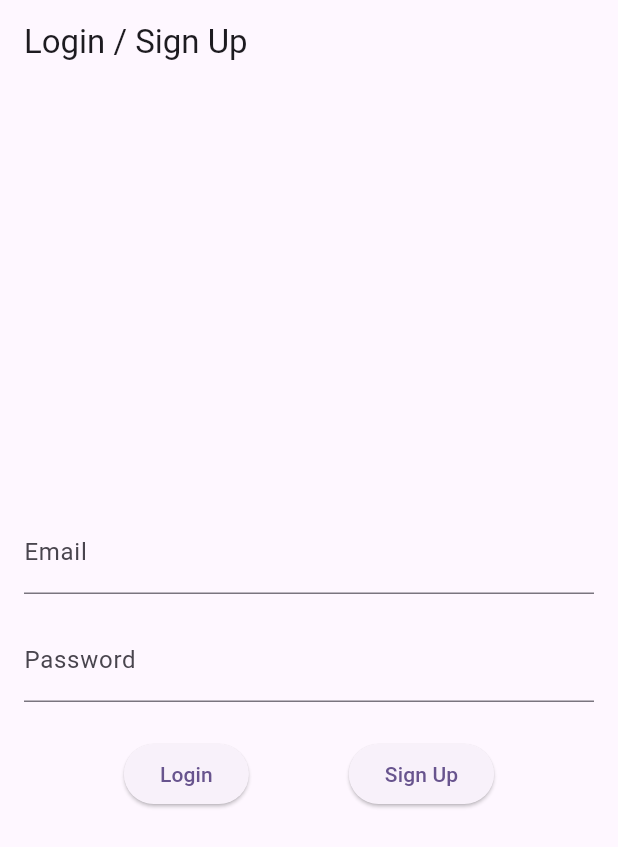
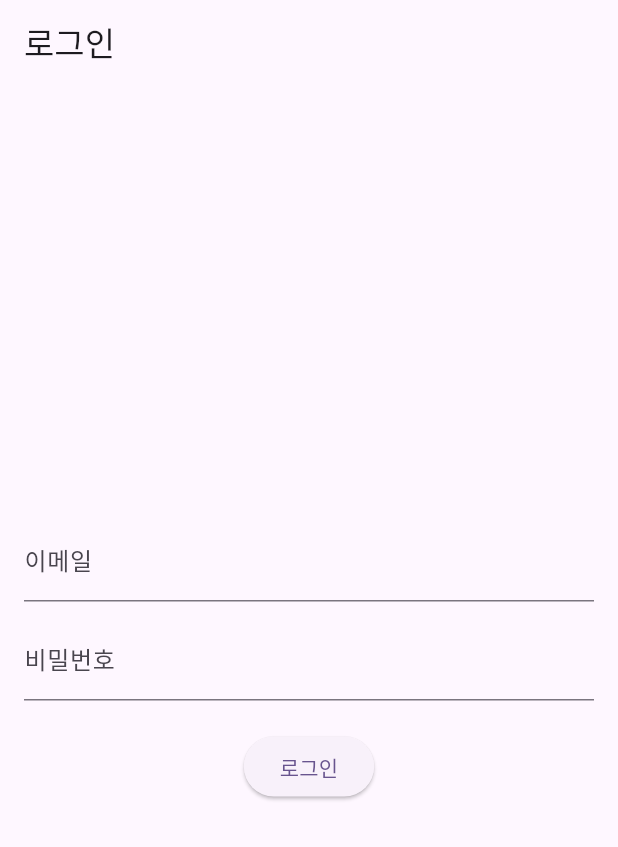
Before and after one commit to dongeranguk/wise_app, a Flutter app: the screen it shows after launch, on a phone screen of 412 x 824 dp. Shown: the top 847 px of the screen. Run offline on Flutter 3.47's test engine with Material 3 defaults, Android fonts, the phone set to English and light mode, and no system bars; our stand-ins replace flutter_dotenv, flutter_riverpod, go_router, riverpod_annotation, supabase_flutter; accounts and stored records are empty; generated files the repository leaves out were written again.

Commit message:
feat(auth): 로그인 화면 및 프로젝트 규칙 문서 추가

```diff
--- a/lib/core/providers/supabase_provider.dart
+++ /dev/null
@@ -1,6 +0,0 @@
-import 'package:flutter_riverpod/flutter_riverpod.dart';
-import 'package:supabase_flutter/supabase_flutter.dart';
-
-final supabaseProvider = Provider<SupabaseClient>((ref) {
-  return Supabase.instance.client;
-});
--- a/lib/features/auth/application/auth_service.dart
+++ /dev/null
@@ -1,48 +0,0 @@
-import 'dart:async';
-
-import 'package:flutter_riverpod/flutter_riverpod.dart';
-import 'package:supabase_flutter/supabase_flutter.dart' hide AuthState;
-import 'package:wise_app/features/auth/data/auth_repository.dart';
-import 'package:wise_app/features/auth/domain/auth_state.dart';
-
-final authServiceProvider = AsyncNotifierProvider<AuthService, AuthState>(
-  AuthService.new,
-);
-
-class AuthService extends AsyncNotifier<AuthState> {
-  late final AuthRepository _authRepository;
-
-  @override
-  FutureOr<AuthState> build() {
-    _authRepository = ref.watch(authRepositoryProvider);
-
-    // Supabase 인증 상태 스트림을 구독합니다.
-    final authSubscription = _authRepository.authStateChanges().listen((user) {
-      state = AsyncData(
-        user != null
-            ? AuthState.authenticated(user)
-            : AuthState.unauthenticated(),
-      );
-    });
-
-    // Notifier가 폐기될 때 스트림 구독을 취소합니다.
-    ref.onDispose(() => authSubscription.cancel());
-
-    final currentUser = _authRepository.currentUser;
-    return currentUser != null
-        ? AuthState.authenticated(currentUser)
-        : AuthState.unauthenticated();
-  }
-
-  Future<void> signUp(String email, String password) async {
-    await _authRepository.signUp(email, password);
-  }
-
-  Future<void> signIn(String email, String password) async {
-    await _authRepository.signIn(email, password);
-  }
-
-  Future<void> signOut() async {
-    await _authRepository.signOut();
-  }
-}
--- a/lib/features/auth/data/auth_repository.dart
+++ /dev/null
@@ -1,34 +0,0 @@
-import 'package:flutter_riverpod/flutter_riverpod.dart';
-import 'package:supabase_flutter/supabase_flutter.dart';
-import 'package:wise_app/core/providers/supabase_provider.dart';
-
-final authRepositoryProvider = Provider<AuthRepository>((ref) {
-  final supabaseClient = ref.watch(supabaseProvider);
-  return AuthRepository(supabaseClient);
-});
-
-class AuthRepository {
-  final SupabaseClient _client;
-
-  AuthRepository(this._client);
-
-  User? get currentUser => _client.auth.currentUser;
-
-  Stream<User?> authStateChanges() {
-    return _client.auth.onAuthStateChange.map(
-      (authState) => authState.session?.user,
-    );
-  }
-
-  Future<void> signUp(String email, String password) async {
-    await _client.auth.signUp(email: email, password: password);
-  }
-
-  Future<void> signIn(String email, String password) async {
-    await _client.auth.signInWithPassword(email: email, password: password);
-  }
-
-  Future<void> signOut() async {
-    await _client.auth.signOut();
-  }
-}
--- /dev/null
+++ b/lib/features/auth/login_screen.dart
@@ -0,0 +1,62 @@
+import 'package:flutter/material.dart';
+import 'package:flutter_riverpod/flutter_riverpod.dart';
+import 'package:wise_app/features/auth/auth_controller.dart';
+
+class LoginScreen extends ConsumerWidget {
+  final _emailController = TextEditingController();
+  final _passwordController = TextEditingController();
+
+  LoginScreen({super.key});
+
+  @override
+  Widget build(BuildContext context, WidgetRef ref) {
+    final state = ref.watch(authControllerProvider);
+
+    ref.listen<AsyncValue<void>>(authControllerProvider, (previous, next) {
+      if (next.hasError) {
+        ScaffoldMessenger.of(
+          context,
+        ).showSnackBar(SnackBar(content: Text('오류 발생: ${next.error}')));
+      }
+    });
+
+    return Scaffold(
+      appBar: AppBar(title: const Text('로그인')),
+      body: Padding(
+        padding: const EdgeInsets.all(16.0),
+        child: Column(
+          mainAxisAlignment: MainAxisAlignment.center,
+          children: [
+            TextField(
+              controller: _emailController,
+              decoration: const InputDecoration(labelText: '이메일'),
+            ),
+            const SizedBox(height: 10),
+            TextField(
+              controller: _passwordController,
+              decoration: const InputDecoration(labelText: '비밀번호'),
+              obscureText: true,
+            ),
+            const SizedBox(height: 20),
+
+            // 3. 버튼 (로딩 중이면 뺑뺑이, 아니면 로그인 버튼)
+            state.isLoading
+                ? const CircularProgressIndicator()
+                : ElevatedButton(
+                    onPressed: () {
+                      // 컨트롤러에게 로그인 요청
+                      ref
+                          .read(authControllerProvider.notifier)
+                          .login(
+                            email: _emailController.text,
+                            password: _passwordController.text,
+                          );
+                    },
+                    child: const Text('로그인'),
+                  ),
+          ],
+        ),
+      ),
+    );
+  }
+}
--- a/lib/features/auth/presentation/login_page.dart
+++ /dev/null
@@ -1,87 +0,0 @@
-import 'package:flutter/material.dart';
-import 'package:flutter_riverpod/flutter_riverpod.dart';
-import 'package:wise_app/features/auth/application/auth_service.dart';
-
-class LoginPage extends ConsumerStatefulWidget {
-  const LoginPage({super.key});
-
-  @override
-  ConsumerState<LoginPage> createState() => _LoginPageState();
-}
-
-class _LoginPageState extends ConsumerState<LoginPage> {
-  final _emailController = TextEditingController();
-  final _passwordController = TextEditingController();
-  final _formKey = GlobalKey<FormState>();
-
-  @override
-  void dispose() {
-    _emailController.dispose();
-    _passwordController.dispose();
-    super.dispose();
-  }
-
-  @override
-  Widget build(BuildContext context) {
-    return Scaffold(
-      appBar: AppBar(title: const Text('Login / Sign Up')),
-      body: Padding(
-        padding: const EdgeInsets.all(16.0),
-        child: Form(
-          key: _formKey,
-          child: Column(
-            mainAxisAlignment: MainAxisAlignment.center,
-            children: [
-              TextFormField(
-                controller: _emailController,
-                decoration: const InputDecoration(labelText: 'Email'),
-                validator: (value) =>
-                    (value?.isEmpty ?? true) ? 'Please enter an email' : null,
-              ),
-              const SizedBox(height: 16),
-              TextFormField(
-                controller: _passwordController,
-                decoration: const InputDecoration(labelText: 'Password'),
-                obscureText: true,
-                validator: (value) =>
-                    (value?.isEmpty ?? true) ? 'Please enter a password' : null,
-              ),
-              const SizedBox(height: 24),
-              Row(
-                mainAxisAlignment: MainAxisAlignment.spaceEvenly,
-                children: [
-                  ElevatedButton(
-                    onPressed: () async {
-                      if (_formKey.currentState!.validate()) {
-                        await ref
-                            .read(authServiceProvider.notifier)
-                            .signIn(
-                              _emailController.text,
-                              _passwordController.text,
-                            );
-                      }
-                    },
-                    child: const Text('Login'),
-                  ),
-                  ElevatedButton(
-                    onPressed: () async {
-                      if (_formKey.currentState!.validate()) {
-                        await ref
-                            .read(authServiceProvider.notifier)
-                            .signUp(
-                              _emailController.text,
-                              _passwordController.text,
-                            );
-                      }
-                    },
-                    child: const Text('Sign Up'),
-                  ),
-                ],
-              ),
-            ],
-          ),
-        ),
-      ),
-    );
-  }
-}
--- a/lib/main.dart
+++ b/lib/main.dart
@@ -2,7 +2,7 @@ import 'package:flutter/material.dart';
 import 'package:flutter_dotenv/flutter_dotenv.dart';
 import 'package:flutter_riverpod/flutter_riverpod.dart';
 import 'package:supabase_flutter/supabase_flutter.dart';
-import 'package:wise_app/routing/app_router.dart';
+import 'package:wise_app/router.dart';
 
 void main() async {
   WidgetsFlutterBinding.ensureInitialized();
--- /dev/null
+++ b/lib/router.dart
@@ -0,0 +1,42 @@
+import 'package:flutter/material.dart';
+import 'package:go_router/go_router.dart';
+import 'package:riverpod_annotation/riverpod_annotation.dart';
+import 'package:supabase_flutter/supabase_flutter.dart';
+import 'package:wise_app/features/auth/auth_repository.dart';
+import 'package:wise_app/features/auth/login_screen.dart';
+import 'package:wise_app/utils/router_utils.dart';
+
+part 'router.g.dart';
+
+@riverpod
+GoRouter router(Ref ref) {
+  final authRepository = ref.watch(authRepositoryProvider);
+  final authStateStream = authRepository.authStateChanges;
+
+  return GoRouter(
+    initialLocation: '/login',
+    refreshListenable: GoRouterRefreshStream(authStateStream),
+    redirect: (context, state) {
+      final isLoggedIn = Supabase.instance.client.auth.currentUser != null;
+      final isLoggingIn = state.matchedLocation == '/login';
+
+      if (!isLoggedIn && !isLoggingIn) {
+        return '/login';
+      }
+
+      if (isLoggedIn && isLoggingIn) {
+        return '/home';
+      }
+
+      return null;
+    },
+
+    routes: [
+      GoRoute(path: '/login', builder: (context, state) => LoginScreen()),
+      GoRoute(
+        path: '/home',
+        builder: (context, state) => Scaffold(appBar: AppBar(title: Text('홈'))),
+      ),
+    ],
+  );
+}
--- a/lib/routing/app_router.dart
+++ /dev/null
@@ -1,31 +0,0 @@
-import 'package:flutter/material.dart';
-import 'package:flutter_riverpod/flutter_riverpod.dart';
-import 'package:go_router/go_router.dart';
-import 'package:wise_app/features/auth/application/auth_service.dart';
-import 'package:wise_app/features/auth/domain/auth_state.dart';
-import 'package:wise_app/features/auth/presentation/home_page.dart';
-import 'package:wise_app/features/auth/presentation/login_page.dart';
-
-final routerProvider = Provider<GoRouter>((ref) {
-  final authState = ref.watch(authServiceProvider);
-
-  return GoRouter(
-    initialLocation: '/login',
-    routes: [
-      GoRoute(path: '/login', builder: (context, state) => const LoginPage()),
-      GoRoute(path: '/home', builder: (context, state) => const HomePage()),
-    ],
-    redirect: (BuildContext context, GoRouterState state) {
-      final isAuthenticated = authState.asData?.value is Authenticated;
-      final isLoggingIn = state.matchedLocation == '/login';
-
-      if (!isAuthenticated && !isLoggingIn) {
-        return '/login'; // 로그인 안됐으면 로그인 페이지로
-      }
-      if (isAuthenticated && isLoggingIn) {
-        return '/home'; // 로그인 됐는데 로그인 페이지에 있으면 홈으로
-      }
-      return null; // 그 외에는 리디렉션 없음
-    },
-  );
-});
--- a/pubspec.yaml
+++ b/pubspec.yaml
@@ -38,6 +38,8 @@ dependencies:
   flutter_dotenv: ^6.0.0
   flutter_riverpod: ^3.0.3
   go_router: ^14.2.1
+  riverpod_annotation: ^3.0.3
+  riverpod_generator: ^3.0.3
 
 dev_dependencies:
   flutter_test:
@@ -49,6 +51,7 @@ dev_dependencies:
   # package. See that file for information about deactivating specific lint
   # rules and activating additional ones.
   flutter_lints: ^5.0.0
+  build_runner: ^2.7.1
 
 # For information on the generic Dart part of this file, see the
 # following page: https://dart.dev/tools/pub/pubspec
```
Also changed, not shown: lib/features/auth/auth_controller.dart (added, +26 -0 lines), lib/features/auth/auth_repository.dart (added, +32 -0 lines), lib/features/auth/domain/auth_state.dart (deleted, +0 -15 lines), lib/features/auth/presentation/home_page.dart (deleted, +0 -31 lines), lib/utils/router_utils.dart (added, +20 -0 lines), lib/features/auth/auth_controller.g.dart (added), lib/features/auth/auth_repository.g.dart (added), lib/router.g.dart (added), pubspec.lock, 2 other files.
